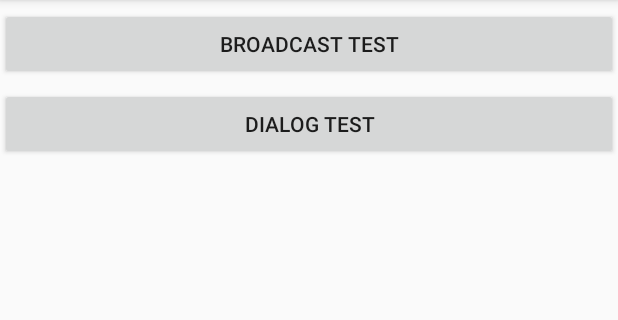
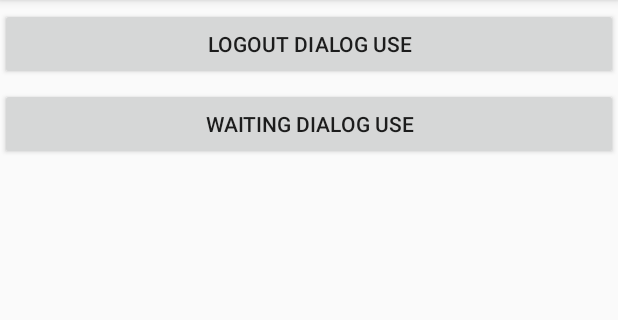
Before and after one commit to BohaiFisher/MyToolPro, an Android app: the screen it shows after launch (MainActivity before the commit, DialogUseActivity after it), after a tap on "DIALOG TEST", on a phone screen of 412 x 824 dp, the part 84-404 px from its top. Run offline under Robolectric (Android 15) with nearby library versions, the phone set to English and light mode, and no system bars; our stand-ins replace ButterKnife.

Commit message:
fisher: Logout Dialog 功能添加.

```diff
--- a/app/src/main/AndroidManifest.xml
+++ b/app/src/main/AndroidManifest.xml
@@ -30,6 +30,8 @@
                 <action android:name="com.bohaifisher.broadreceiver.OuterBroadReceiver" />
             </intent-filter>
         </receiver>
+
+        <activity android:name="com.bohaifisher.views.dialogs.DialogUseActivity"></activity>
     </application>
 
 </manifest>
--- a/app/src/main/java/com/bohaifisher/activity/MainActivity.java
+++ b/app/src/main/java/com/bohaifisher/activity/MainActivity.java
@@ -7,6 +7,7 @@ import android.widget.Button;
 import com.bohaifisher.base.BaseActivity;
 import com.bohaifisher.broadreceiver.BroadcastTestActivity;
 import com.bohaifisher.mytoolpro.R;
+import com.bohaifisher.views.dialogs.DialogUseActivity;
 
 import butterknife.BindView;
 import butterknife.ButterKnife;
@@ -35,6 +36,7 @@ public class MainActivity extends BaseActivity {
                 startActivity(BroadcastTestActivity.class);
                 break;
             case R.id.btn_dialog_test:
+                startActivity(DialogUseActivity.class);
                 break;
         }
     }
--- /dev/null
+++ b/app/src/main/java/com/bohaifisher/base/ActivityCollector.java
@@ -0,0 +1,31 @@
+package com.bohaifisher.base;
+
+import android.app.Activity;
+
+import java.util.ArrayList;
+import java.util.List;
+
+/**
+ * Created by Sean on 2018/4/27.
+ */
+
+public class ActivityCollector {
+
+    public static List<Activity> activities = new ArrayList<>();
+
+    public static void addActivity(Activity activity) {
+        activities.add(activity);
+    }
+
+    public static void removeActivity(Activity activity) {
+        activities.remove(activity);
+    }
+
+    public static void finishAll() {
+        for (Activity activity : activities) {
+            if (!activity.isFinishing()) {
+                activity.finish();
+            }
+        }
+    }
+}
--- a/app/src/main/java/com/bohaifisher/base/BaseActivity.java
+++ b/app/src/main/java/com/bohaifisher/base/BaseActivity.java
@@ -13,6 +13,13 @@ public class BaseActivity extends AppCompatActivity {
     protected void onCreate(Bundle savedInstanceState) {
         super.onCreate(savedInstanceState);
         setContentView(R.layout.activity_base);
+        ActivityCollector.addActivity(this);
+    }
+
+    @Override
+    protected void onDestroy() {
+        super.onDestroy();
+        ActivityCollector.removeActivity(this);
     }
 
     /**
--- /dev/null
+++ b/app/src/main/java/com/bohaifisher/views/dialogs/DialogUseActivity.java
@@ -0,0 +1,53 @@
+package com.bohaifisher.views.dialogs;
+
+import android.os.Bundle;
+import android.view.View;
+import android.widget.Button;
+
+import com.bohaifisher.base.ActivityCollector;
+import com.bohaifisher.base.BaseActivity;
+import com.bohaifisher.mytoolpro.R;
+
+import butterknife.BindView;
+import butterknife.ButterKnife;
+import butterknife.OnClick;
+
+public class DialogUseActivity extends BaseActivity {
+
+    @BindView(R.id.btn_logout_dialog_use)
+    Button btnLogoutDialogUse;
+    @BindView(R.id.btn_waiting_dialog_use)
+    Button btnWaitingDialogUse;
+
+    private LogoutDialog mLogoutDialog;
+
+    @Override
+    protected void onCreate(Bundle savedInstanceState) {
+        super.onCreate(savedInstanceState);
+        setContentView(R.layout.activity_dialog_use);
+        ButterKnife.bind(this);
+        initView();
+    }
+
+    private void initView() {
+        mLogoutDialog = new LogoutDialog(this, "是否退出当前APP?");
+        mLogoutDialog.setOnClickListener(new LogoutDialog.OnClickListener() {
+            @Override
+            public void clickSure() {
+                ActivityCollector.finishAll();
+            }
+        });
+    }
+
+    @OnClick({R.id.btn_logout_dialog_use, R.id.btn_waiting_dialog_use})
+    public void onViewClicked(View view) {
+        switch (view.getId()) {
+            case R.id.btn_logout_dialog_use:
+                mLogoutDialog.show();
+                mLogoutDialog.setCanceledOnTouchOutside(false);
+                break;
+            case R.id.btn_waiting_dialog_use:
+                break;
+        }
+    }
+}
--- /dev/null
+++ b/app/src/main/java/com/bohaifisher/views/dialogs/LogoutDialog.java
@@ -0,0 +1,73 @@
+package com.bohaifisher.views.dialogs;
+
+import android.app.Activity;
+import android.app.Dialog;
+import android.content.Context;
+import android.os.Bundle;
+import android.view.Display;
+import android.view.Gravity;
+import android.view.View;
+import android.view.Window;
+import android.view.WindowManager;
+import android.widget.TextView;
+
+import com.bohaifisher.mytoolpro.R;
+
+/**
+ * Created by Sean on 2018/4/27.
+ */
+
+public class LogoutDialog extends Dialog {
+
+    private Context mContext;
+    private TextView mTvCancel;
+    private TextView mTvConfirm;
+    private TextView mTvContent;
+    private OnClickListener mOnClickListener;
+    private String mContent = "";
+
+    public LogoutDialog(Context context, String content) {
+        super(context, R.style.Theme_Dialog_In_Center);
+        this.mContext = context;
+        this.mContent = content;
+    }
+
+    public void setOnClickListener(OnClickListener onClickListener) {
+        this.mOnClickListener = onClickListener;
+    }
+
+    @Override
+    protected void onCreate(Bundle savedInstanceState) {
+        super.onCreate(savedInstanceState);
+        Window window = getWindow();
+        window.setGravity(Gravity.CENTER);
+        setContentView(R.layout.dialog_logout);
+        WindowManager windowManager = ((Activity) mContext).getWindowManager();
+        Display display = windowManager.getDefaultDisplay();
+        WindowManager.LayoutParams lp = getWindow().getAttributes();
+        lp.width = display.getWidth() * 4 / 5; // 设置dialog宽度为屏幕的4/5
+        getWindow().setAttributes(lp);
+        setCanceledOnTouchOutside(true);// 点击Dialog外部消失
+        mTvContent = (TextView) findViewById(R.id.tv_content);
+        mTvCancel = (TextView) findViewById(R.id.tv_cancel);
+        mTvConfirm = (TextView) findViewById(R.id.tv_confirm);
+        mTvContent.setText(mContent);
+        mTvCancel.setOnClickListener(new View.OnClickListener() {
+            @Override
+            public void onClick(View view) {
+                dismiss();
+            }
+        });
+        mTvConfirm.setOnClickListener(new View.OnClickListener() {
+            @Override
+            public void onClick(View view) {
+                dismiss();
+                mOnClickListener.clickSure();
+            }
+        });
+    }
+
+    public interface OnClickListener {
+        void clickSure();
+    }
+}
--- /dev/null
+++ b/app/src/main/res/layout/activity_dialog_use.xml
@@ -0,0 +1,25 @@
+<?xml version="1.0" encoding="utf-8"?>
+<LinearLayout xmlns:android="http://schemas.android.com/apk/res/android"
+    xmlns:tools="http://schemas.android.com/tools"
+    android:layout_width="match_parent"
+    android:layout_height="match_parent"
+    android:orientation="vertical"
+    tools:context="com.bohaifisher.views.dialogs.DialogUseActivity">
+
+    <Button
+        android:id="@+id/btn_logout_dialog_use"
+        android:layout_width="match_parent"
+        android:layout_height="wrap_content"
+        android:layout_marginTop="5dp"
+        android:padding="5dp"
+        android:text="Logout Dialog Use" />
+
+    <Button
+        android:id="@+id/btn_waiting_dialog_use"
+        android:layout_width="match_parent"
+        android:layout_height="wrap_content"
+        android:layout_marginTop="5dp"
+        android:padding="5dp"
+        android:text="Waiting Dialog Use" />
+
+</LinearLayout>
--- a/app/src/main/res/values/colors.xml
+++ b/app/src/main/res/values/colors.xml
@@ -3,4 +3,6 @@
     <color name="colorPrimary">#3F51B5</color>
     <color name="colorPrimaryDark">#303F9F</color>
     <color name="colorAccent">#FF4081</color>
+
+    <color name="white">#FFFFFF</color>
 </resources>
--- a/app/src/main/res/values/styles.xml
+++ b/app/src/main/res/values/styles.xml
@@ -17,4 +17,15 @@
 
     <style name="AppTheme.PopupOverlay" parent="ThemeOverlay.AppCompat.Light" />
 
+    <style name="Theme_Dialog_In_Center" parent="android:style/Theme.Dialog">
+        <item name="android:windowFrame">@null</item>
+        <item name="android:windowNoTitle">true</item>
+        <item name="android:windowIsFloating">true</item>
+        <item name="android:windowIsTranslucent">true</item>
+        <item name="android:backgroundDimEnabled">true</item>
+        <item name="android:background">@android:color/transparent</item>
+        <item name="android:windowBackground">@android:color/transparent</item>
+        <item name="android:windowContentOverlay">@null</item>
+    </style>
+
 </resources>
```
Also changed, not shown: app/build.gradle (+5 -5 lines), app/src/main/res/drawable/bg_button_white.xml (added, +18 -0 lines), app/src/main/res/layout/dialog_logout.xml (added, +63 -0 lines).
